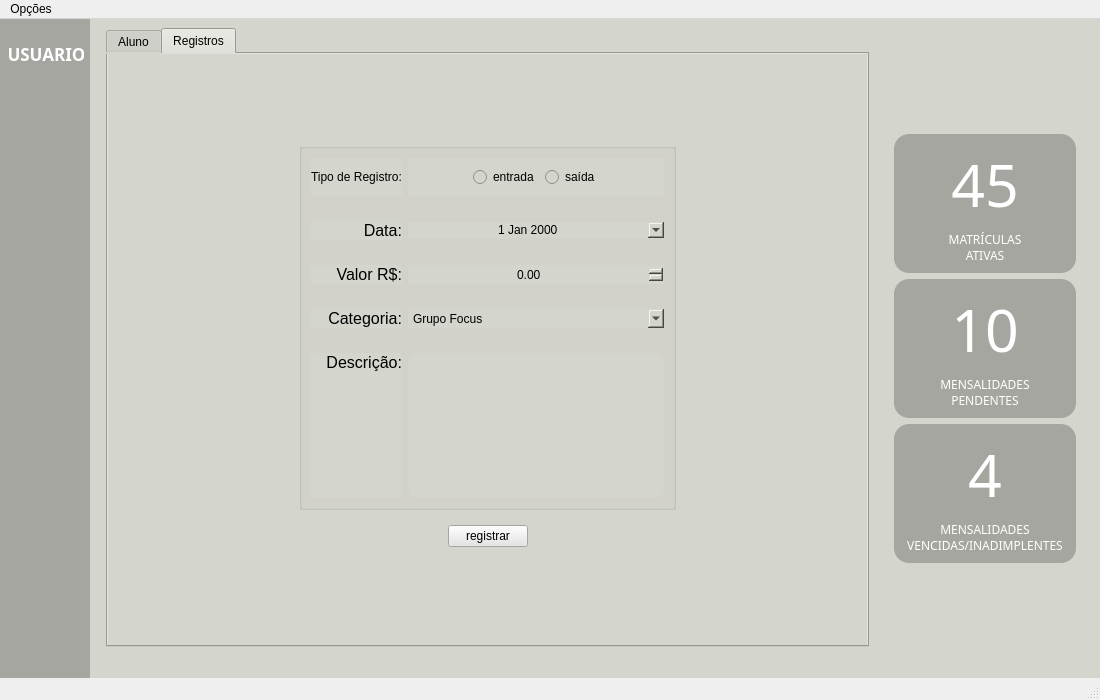
This is resources/uiFiles/Matriculas.ui in iagoofelipe/Unit-controle-financeiro as Qt 5 draws it before an edit. The edited form follows.
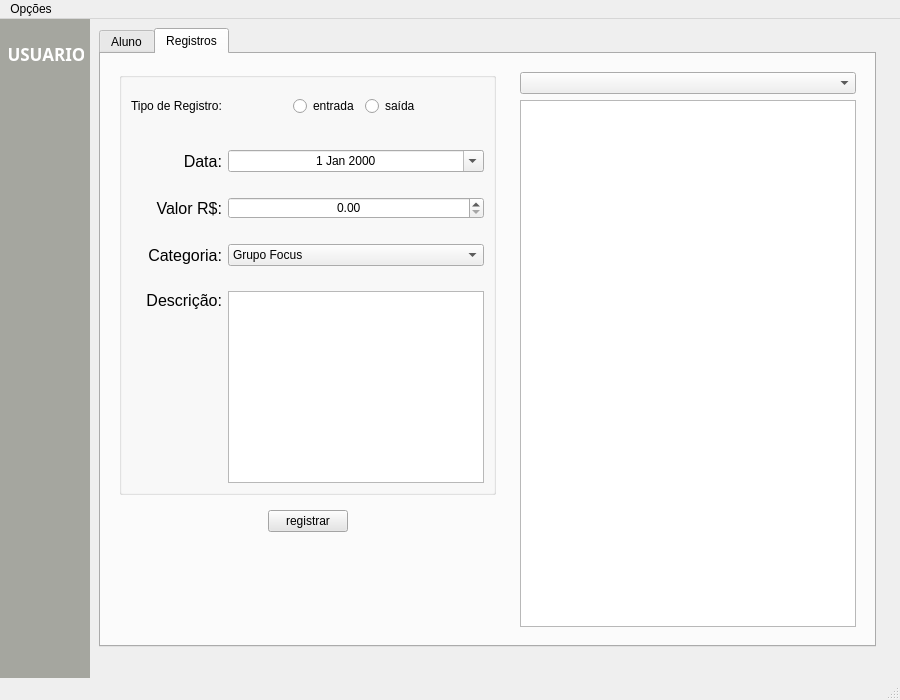
This is the edited form. The open tabs and pages were chosen to show the change. Icons and pictures are not drawn.

Diff of the .ui file:
```diff
--- a/resources/uiFiles/Matriculas.ui
+++ b/resources/uiFiles/Matriculas.ui
@@ -6,13 +6,13 @@
    <rect>
     <x>0</x>
     <y>0</y>
-    <width>1100</width>
+    <width>900</width>
     <height>700</height>
    </rect>
   </property>
   <property name="minimumSize">
    <size>
-    <width>1100</width>
+    <width>900</width>
     <height>700</height>
    </size>
   </property>
@@ -24,7 +24,7 @@
   </property>
   <widget class="QWidget" name="centralwidget">
    <property name="styleSheet">
-    <string notr="true">background-color: rgb(212, 213, 205);</string>
+    <string notr="true"/>
    </property>
    <layout class="QGridLayout" name="gridLayout">
     <property name="leftMargin">
@@ -153,7 +153,7 @@
                          <string/>
                         </property>
                         <property name="pixmap">
-                         <pixmap resource="../../../controle_financeiro/utils/UI/qrc/qrc.qrc">:/registros/03_registros/user_wt.png</pixmap>
+                         <pixmap resource="../autoFiles/qrc.qrc">:/matriculas/img/matriculas/user_wt.png</pixmap>
                         </property>
                         <property name="alignment">
                          <set>Qt::AlignCenter</set>
@@ -252,7 +252,7 @@
                         </property>
                         <property name="icon">
                          <iconset>
-                          <normalon>:/registros/03_registros/sair.png</normalon>
+                          <normalon>:/matriculas/img/matriculas/sair.png</normalon>
                          </iconset>
                         </property>
                         <property name="iconSize">
@@ -287,7 +287,7 @@
                       <string/>
                      </property>
                      <property name="pixmap">
-                      <pixmap resource="../../../controle_financeiro/utils/UI/qrc/qrc.qrc">:/login/01_login/logo_pedras_vivas.png</pixmap>
+                      <pixmap resource="../autoFiles/qrc.qrc">:/login/img/login/logo_pedras_vivas.png</pixmap>
                      </property>
                     </widget>
                    </item>
@@ -303,39 +303,15 @@
                    </size>
                   </property>
                   <property name="styleSheet">
-                   <string notr="true"/>
+                   <string notr="true">QTextEdit:hover {
+	background-color: #e5e5e5;
+}</string>
                   </property>
                   <layout class="QGridLayout" name="gridLayout_5">
                    <property name="bottomMargin">
                     <number>31</number>
                    </property>
-                   <item row="2" column="1">
-                    <spacer name="verticalSpacer_4">
-                     <property name="orientation">
-                      <enum>Qt::Vertical</enum>
-                     </property>
-                     <property name="sizeHint" stdset="0">
-                      <size>
-                       <width>20</width>
-                       <height>40</height>
-                      </size>
-                     </property>
-                    </spacer>
-                   </item>
                    <item row="0" column="1">
-                    <spacer name="verticalSpacer_5">
-                     <property name="orientation">
-                      <enum>Qt::Vertical</enum>
-                     </property>
-                     <property name="sizeHint" stdset="0">
-                      <size>
-                       <width>20</width>
-                       <height>40</height>
-                      </size>
-                     </property>
-                    </spacer>
-                   </item>
-                   <item row="1" column="1">
                     <widget class="QTabWidget" name="tabWidget">
                      <property name="maximumSize">
                       <size>
@@ -347,7 +323,7 @@
                       <string notr="true"/>
                      </property>
                      <property name="currentIndex">
-                      <number>0</number>
+                      <number>1</number>
                      </property>
                      <widget class="QWidget" name="tab_aluno">
                       <attribute name="title">
@@ -1406,18 +1382,34 @@
                       </attribute>
                       <layout class="QGridLayout" name="gridLayout_11">
                        <item row="1" column="1">
+                        <widget class="QWidget" name="widget_8" native="true">
+                         <layout class="QVBoxLayout" name="verticalLayout_4">
+                          <item>
+                           <widget class="QComboBox" name="reg_mes_filtro"/>
+                          </item>
+                          <item>
+                           <widget class="QTableWidget" name="reg_table">
+                            <property name="sizeAdjustPolicy">
+                             <enum>QAbstractScrollArea::AdjustToContentsOnFirstShow</enum>
+                            </property>
+                           </widget>
+                          </item>
+                         </layout>
+                        </widget>
+                       </item>
+                       <item row="1" column="0">
                         <widget class="QWidget" name="widget_entradas" native="true">
                          <property name="maximumSize">
                           <size>
-                           <width>400</width>
-                           <height>431</height>
+                           <width>530</width>
+                           <height>16777215</height>
                           </size>
                          </property>
                          <layout class="QVBoxLayout" name="verticalLayout_8">
                           <item>
                            <widget class="QGroupBox" name="groupBox">
                             <property name="styleSheet">
-                             <string notr="true">QGroupBox{color: rgb(104, 104, 104);}</string>
+                             <string notr="true"/>
                             </property>
                             <property name="title">
                              <string/>
@@ -1480,12 +1472,7 @@
                              <item row="2" column="1">
                               <widget class="QDateEdit" name="reg_data">
                                <property name="styleSheet">
-                                <string notr="true">QDateEdit {
-	background-color: &quot;white&quot;;
-	border: 0;
-}
-
-QDateEdit:hover {
+                                <string notr="true">QDateEdit:hover {
 	background-color: #e5e5e5;
 }</string>
                                </property>
@@ -1506,12 +1493,7 @@
                                 </sizepolicy>
                                </property>
                                <property name="styleSheet">
-                                <string notr="true">QDoubleSpinBox {
-	background-color: &quot;white&quot;;
-	border: 0;
-}
-
-QDoubleSpinBox:hover {
+                                <string notr="true">QDoubleSpinBox:hover {
 	background-color: #e5e5e5;
 }</string>
                                </property>
@@ -1535,14 +1517,7 @@
                                 </sizepolicy>
                                </property>
                                <property name="styleSheet">
-                                <string notr="true">QComboBox {
-	background-color: &quot;white&quot;;
-	border: 0;
-}
-
-QComboBox:hover {
-	background-color: #e5e5e5;
-}</string>
+                                <string notr="true"/>
                                </property>
                                <property name="sizeAdjustPolicy">
                                 <enum>QComboBox::AdjustToContentsOnFirstShow</enum>
@@ -1578,15 +1553,7 @@
                              <item row="5" column="1">
                               <widget class="QTextEdit" name="reg_descricao">
                                <property name="styleSheet">
-                                <string notr="true">QTextEdit {
-	background-color: &quot;white&quot;;
-	border: 0;
-	border-radius: 10px;
-}
-
-QTextEdit:hover {
-	background-color: #e5e5e5;
-}</string>
+                                <string notr="true"/>
                                </property>
                                <property name="html">
                                 <string>&lt;!DOCTYPE HTML PUBLIC &quot;-//W3C//DTD HTML 4.0//EN&quot; &quot;http://www.w3.org/TR/REC-html40/strict.dtd&quot;&gt;
@@ -1702,252 +1669,25 @@
                             </layout>
                            </widget>
                           </item>
+                          <item>
+                           <spacer name="verticalSpacer_2">
+                            <property name="orientation">
+                             <enum>Qt::Vertical</enum>
+                            </property>
+                            <property name="sizeHint" stdset="0">
+                             <size>
+                              <width>20</width>
+                              <height>40</height>
+                             </size>
+                            </property>
+                           </spacer>
+                          </item>
                          </layout>
                         </widget>
                        </item>
-                       <item row="1" column="0">
-                        <spacer name="horizontalSpacer_7">
-                         <property name="orientation">
-                          <enum>Qt::Horizontal</enum>
-                         </property>
-                         <property name="sizeHint" stdset="0">
-                          <size>
-                           <width>40</width>
-                           <height>20</height>
-                          </size>
-                         </property>
-                        </spacer>
-                       </item>
-                       <item row="1" column="2">
-                        <spacer name="horizontalSpacer_9">
-                         <property name="orientation">
-                          <enum>Qt::Horizontal</enum>
-                         </property>
-                         <property name="sizeHint" stdset="0">
-                          <size>
-                           <width>40</width>
-                           <height>20</height>
-                          </size>
-                         </property>
-                        </spacer>
-                       </item>
                       </layout>
                      </widget>
                     </widget>
-                   </item>
-                   <item row="1" column="2">
-                    <spacer name="horizontalSpacer">
-                     <property name="orientation">
-                      <enum>Qt::Horizontal</enum>
-                     </property>
-                     <property name="sizeHint" stdset="0">
-                      <size>
-                       <width>40</width>
-                       <height>20</height>
-                      </size>
-                     </property>
-                    </spacer>
-                   </item>
-                   <item row="1" column="0">
-                    <spacer name="horizontalSpacer_2">
-                     <property name="orientation">
-                      <enum>Qt::Horizontal</enum>
-                     </property>
-                     <property name="sizeHint" stdset="0">
-                      <size>
-                       <width>40</width>
-                       <height>20</height>
-                      </size>
-                     </property>
-                    </spacer>
-                   </item>
-                  </layout>
-                 </widget>
-                </item>
-                <item row="0" column="2">
-                 <widget class="QWidget" name="wid_valores" native="true">
-                  <property name="minimumSize">
-                   <size>
-                    <width>200</width>
-                    <height>0</height>
-                   </size>
-                  </property>
-                  <property name="maximumSize">
-                   <size>
-                    <width>16777215</width>
-                    <height>16777215</height>
-                   </size>
-                  </property>
-                  <layout class="QVBoxLayout" name="verticalLayout_6">
-                   <item>
-                    <spacer name="verticalSpacer_7">
-                     <property name="orientation">
-                      <enum>Qt::Vertical</enum>
-                     </property>
-                     <property name="sizeHint" stdset="0">
-                      <size>
-                       <width>20</width>
-                       <height>40</height>
-                      </size>
-                     </property>
-                    </spacer>
-                   </item>
-                   <item>
-                    <widget class="QWidget" name="widget_12" native="true">
-                     <property name="font">
-                      <font>
-                       <family>Yu Gothic UI Semibold</family>
-                      </font>
-                     </property>
-                     <property name="styleSheet">
-                      <string notr="true">background-color: rgb(165, 166, 159);
-border-radius: 15;
-color: rgb(255, 255, 255)</string>
-                     </property>
-                     <layout class="QVBoxLayout" name="verticalLayout_4">
-                      <item>
-                       <widget class="QLabel" name="wid_valor_matriculas_ativas">
-                        <property name="font">
-                         <font>
-                          <family>Yu Gothic UI Semibold</family>
-                          <pointsize>44</pointsize>
-                         </font>
-                        </property>
-                        <property name="text">
-                         <string>45</string>
-                        </property>
-                        <property name="alignment">
-                         <set>Qt::AlignCenter</set>
-                        </property>
-                       </widget>
-                      </item>
-                      <item>
-                       <widget class="QLabel" name="label_2">
-                        <property name="font">
-                         <font>
-                          <family>Yu Gothic UI Semibold</family>
-                         </font>
-                        </property>
-                        <property name="text">
-                         <string>MATRÍCULAS
-ATIVAS</string>
-                        </property>
-                        <property name="alignment">
-                         <set>Qt::AlignCenter</set>
-                        </property>
-                       </widget>
-                      </item>
-                     </layout>
-                    </widget>
-                   </item>
-                   <item>
-                    <widget class="QWidget" name="widget_13" native="true">
-                     <property name="font">
-                      <font>
-                       <family>Yu Gothic UI Semibold</family>
-                      </font>
-                     </property>
-                     <property name="styleSheet">
-                      <string notr="true">background-color: rgb(165, 166, 159);
-border-radius: 15;
-color: rgb(255, 255, 255)</string>
-                     </property>
-                     <layout class="QVBoxLayout" name="verticalLayout_5">
-                      <item>
-                       <widget class="QLabel" name="wid_valor_men_pendentes">
-                        <property name="font">
-                         <font>
-                          <family>Yu Gothic UI Semibold</family>
-                          <pointsize>44</pointsize>
-                         </font>
-                        </property>
-                        <property name="text">
-                         <string>10</string>
-                        </property>
-                        <property name="alignment">
-                         <set>Qt::AlignCenter</set>
-                        </property>
-                       </widget>
-                      </item>
-                      <item>
-                       <widget class="QLabel" name="label_5">
-                        <property name="font">
-                         <font>
-                          <family>Yu Gothic UI Semibold</family>
-                         </font>
-                        </property>
-                        <property name="text">
-                         <string>MENSALIDADES
-PENDENTES</string>
-                        </property>
-                        <property name="alignment">
-                         <set>Qt::AlignCenter</set>
-                        </property>
-                       </widget>
-                      </item>
-                     </layout>
-                    </widget>
-                   </item>
-                   <item>
-                    <widget class="QWidget" name="widget_15" native="true">
-                     <property name="font">
-                      <font>
-                       <family>Yu Gothic UI Semibold</family>
-                      </font>
-                     </property>
-                     <property name="styleSheet">
-                      <string notr="true">background-color: rgb(165, 166, 159);
-border-radius: 15;
-color: rgb(255, 255, 255)</string>
-                     </property>
-                     <layout class="QVBoxLayout" name="verticalLayout_7">
-                      <item>
-                       <widget class="QLabel" name="wid_valor_men_inadimplentes">
-                        <property name="font">
-                         <font>
-                          <family>Yu Gothic UI Semibold</family>
-                          <pointsize>44</pointsize>
-                         </font>
-                        </property>
-                        <property name="text">
-                         <string>4</string>
-                        </property>
-                        <property name="alignment">
-                         <set>Qt::AlignCenter</set>
-                        </property>
-                       </widget>
-                      </item>
-                      <item>
-                       <widget class="QLabel" name="label_7">
-                        <property name="font">
-                         <font>
-                          <family>Yu Gothic UI Semibold</family>
-                         </font>
-                        </property>
-                        <property name="text">
-                         <string>MENSALIDADES
-VENCIDAS/INADIMPLENTES</string>
-                        </property>
-                        <property name="alignment">
-                         <set>Qt::AlignCenter</set>
-                        </property>
-                       </widget>
-                      </item>
-                     </layout>
-                    </widget>
-                   </item>
-                   <item>
-                    <spacer name="verticalSpacer_6">
-                     <property name="orientation">
-                      <enum>Qt::Vertical</enum>
-                     </property>
-                     <property name="sizeHint" stdset="0">
-                      <size>
-                       <width>20</width>
-                       <height>40</height>
-                      </size>
-                     </property>
-                    </spacer>
                    </item>
                   </layout>
                  </widget>
@@ -1971,7 +1711,7 @@
     <rect>
      <x>0</x>
      <y>0</y>
-     <width>1100</width>
+     <width>900</width>
      <height>21</height>
     </rect>
    </property>
```
Left out of the diff: 3 changed lines with no effect on the pictures.
